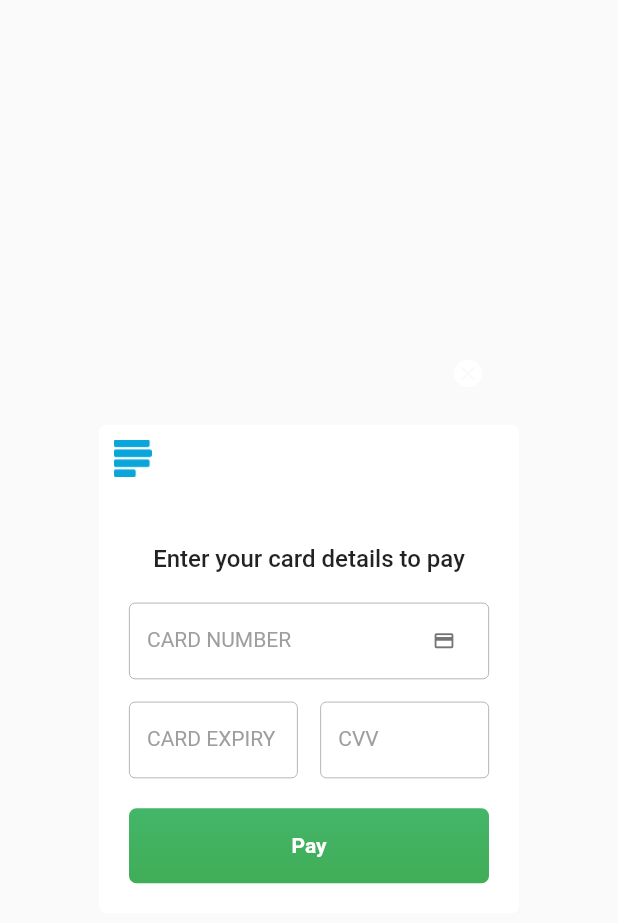
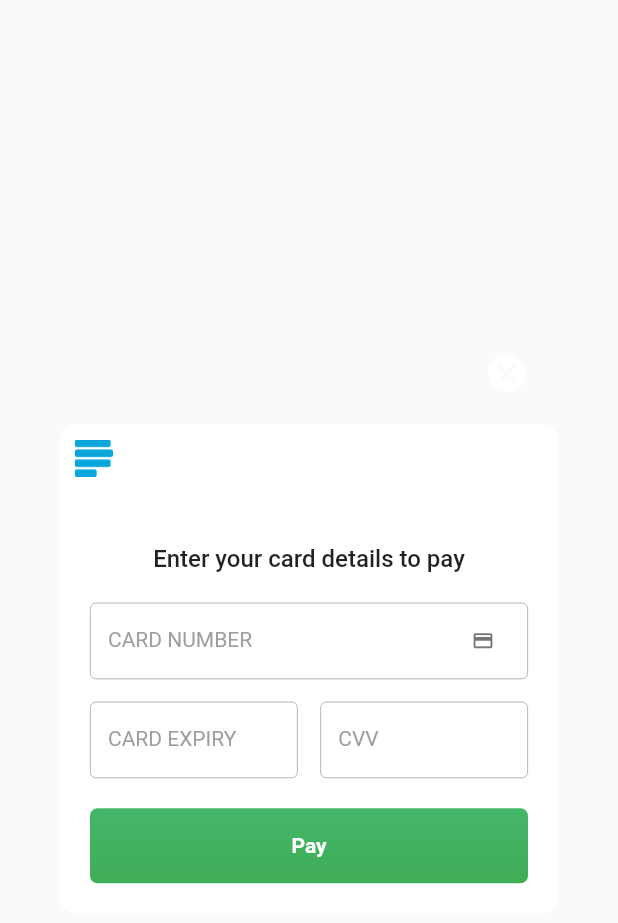
Before and after one commit to wilburx9/flutter_paystack, a Flutter app: the CheckoutWidget widget shown alone on an empty page, opened directly with empty values, on a phone screen of 412 x 824 dp. Shown: the top 923 px of the screen. Run offline on Flutter 3.47's test engine with Material 2 defaults, Android fonts, the phone set to English and light mode, and no system bars; accounts and stored records are empty; network calls fail; statements that could not run were skipped.

Commit message:
Increased width of checkout dialog

```diff
--- a/lib/src/common/paystack.dart
+++ b/lib/src/common/paystack.dart
@@ -3,16 +3,16 @@ import 'dart:async';
 import 'package:flutter/foundation.dart';
 import 'package:flutter/material.dart';
 import 'package:flutter/services.dart';
+import 'package:flutter_paystack/src/common/exceptions.dart';
 import 'package:flutter_paystack/src/common/my_strings.dart';
-import 'package:flutter_paystack/src/common/exceptions.dart';
-import 'package:flutter_paystack/src/model/checkout_response.dart';
+import 'package:flutter_paystack/src/common/platform_info.dart';
+import 'package:flutter_paystack/src/common/transaction.dart';
+import 'package:flutter_paystack/src/common/utils.dart';
 import 'package:flutter_paystack/src/model/card.dart';
 import 'package:flutter_paystack/src/model/charge.dart';
-import 'package:flutter_paystack/src/common/platform_info.dart';
-import 'package:flutter_paystack/src/common/transaction.dart';
+import 'package:flutter_paystack/src/model/checkout_response.dart';
 import 'package:flutter_paystack/src/transaction/mobile_transaction_manager.dart';
 import 'package:flutter_paystack/src/widgets/checkout/checkout_widget.dart';
-import 'package:flutter_paystack/src/common/utils.dart';
 
 class PaystackPlugin {
   static bool _sdkInitialized = false;
@@ -163,16 +163,18 @@ class PaystackPlugin {
     BuildContext context, {
     @required Charge charge,
     CheckoutMethod method = CheckoutMethod.selectable,
+    bool fullscreen = false,
   }) async {
     assert(context != null, 'context must not be null');
     assert(
         method != null,
         'method must not be null. You can pass CheckoutMethod.selectable if you want the user '
         'to select the checkout option');
+    assert(fullscreen != null, 'fillscreen must not be null');
 
     _performChecks(isSecret: true);
-    return Paystack.withSecretKey(secretKey)
-        .checkout(context, charge: charge, method: method);
+    return Paystack.withSecretKey(secretKey).checkout(context,
+        charge: charge, method: method, fullscreen: fullscreen);
   }
 }
 
@@ -223,6 +225,7 @@ class Paystack {
     BuildContext context, {
     @required Charge charge,
     @required CheckoutMethod method,
+    @required bool fullscreen,
   }) async {
     assert(() {
       Utils.validateChargeAndKeys(charge);
@@ -238,8 +241,11 @@ class Paystack {
     CheckoutResponse response = await showDialog(
         barrierDismissible: false,
         context: context,
-        builder: (BuildContext context) =>
-            new CheckoutWidget(method: method, charge: charge));
+        builder: (BuildContext context) => new CheckoutWidget(
+              method: method,
+              charge: charge,
+              fullscreen: fullscreen,
+            ));
     return response == null ? CheckoutResponse.defaults() : response;
   }
 }
--- a/lib/src/widgets/checkout/checkout_widget.dart
+++ b/lib/src/widgets/checkout/checkout_widget.dart
@@ -18,8 +18,12 @@ const kFullTabHeight = 74.0;
 class CheckoutWidget extends StatefulWidget {
   final CheckoutMethod method;
   final Charge charge;
+  final bool fullscreen;
 
-  CheckoutWidget({@required this.method, @required this.charge});
+  CheckoutWidget(
+      {@required this.method,
+      @required this.charge,
+      @required this.fullscreen});
 
   @override
   _CheckoutWidgetState createState() => _CheckoutWidgetState(charge);
@@ -74,6 +78,8 @@ class _CheckoutWidgetState extends BaseState<CheckoutWidget>
   Widget buildChild(BuildContext context) {
     return new CustomAlertDialog(
       key: _scaffoldKey,
+      expanded: true,
+      fullscreen: widget.fullscreen,
       titlePadding: EdgeInsets.all(0.0),
       onCancelPress: onCancelPress,
       title: _buildTitle(),
--- a/lib/src/widgets/custom_dialog.dart
+++ b/lib/src/widgets/custom_dialog.dart
@@ -1,3 +1,5 @@
+import 'dart:math' as math;
+
 import 'package:flutter/foundation.dart';
 import 'package:flutter/material.dart';
 
@@ -10,6 +12,8 @@ class CustomAlertDialog extends StatelessWidget {
     this.titlePadding,
     this.onCancelPress,
     this.contentPadding = const EdgeInsets.symmetric(vertical: 10.0),
+    this.expanded = false,
+    this.fullscreen = false,
     @required this.content,
   })  : assert(content != null),
         super(key: key);
@@ -19,6 +23,8 @@ class CustomAlertDialog extends StatelessWidget {
   final Widget content;
   final EdgeInsetsGeometry contentPadding;
   final VoidCallback onCancelPress;
+  final bool expanded;
+  final bool fullscreen;
 
   @override
   Widget build(BuildContext context) {
@@ -46,7 +52,7 @@ class CustomAlertDialog extends StatelessWidget {
 
     var body = new Material(
       type: MaterialType.card,
-      borderRadius: new BorderRadius.circular(5.0),
+      borderRadius: new BorderRadius.circular(10.0),
       color: Colors.white,
       child: new Column(
         mainAxisSize: MainAxisSize.min,
@@ -68,7 +74,7 @@ class CustomAlertDialog extends StatelessWidget {
                       highlightColor: Colors.white54,
                       splashColor: Colors.white54,
                       color: Colors.white,
-                      iconSize: 22.0,
+                      iconSize: 30.0,
                       padding: const EdgeInsets.all(3.0),
                       icon: const Icon(
                         Icons.cancel,
@@ -80,7 +86,8 @@ class CustomAlertDialog extends StatelessWidget {
             ),
     );
 
-    return new CustomDialog(child: dialogChild);
+    return new CustomDialog(
+        child: dialogChild, expanded: expanded, fullscreen: fullscreen);
   }
 }
 
@@ -89,7 +96,9 @@ class CustomAlertDialog extends StatelessWidget {
 class CustomDialog extends StatelessWidget {
   const CustomDialog({
     Key key,
-    this.child,
+    @required this.child,
+    @required this.expanded,
+    @required this.fullscreen,
     this.insetAnimationDuration = const Duration(milliseconds: 100),
     this.insetAnimationCurve = Curves.decelerate,
   }) : super(key: key);
@@ -97,12 +106,14 @@ class CustomDialog extends StatelessWidget {
   final Widget child;
   final Duration insetAnimationDuration;
   final Curve insetAnimationCurve;
+  final bool expanded;
+  final bool fullscreen;
 
   @override
   Widget build(BuildContext context) {
     return new AnimatedPadding(
       padding: MediaQuery.of(context).viewInsets +
-          const EdgeInsets.symmetric(horizontal: 40.0, vertical: 24.0),
+          const EdgeInsets.symmetric(horizontal: 30.0, vertical: 24.0),
       duration: insetAnimationDuration,
       curve: insetAnimationCurve,
       child: new MediaQuery.removeViewInsets(
@@ -113,7 +124,11 @@ class CustomDialog extends StatelessWidget {
         context: context,
         child: new Center(
           child: new ConstrainedBox(
-            constraints: const BoxConstraints(minWidth: 280.0),
+            constraints: new BoxConstraints(
+                minWidth: expanded
+                    ? math.min(
+                        (MediaQuery.of(context).size.width - 60.0), 332.0)
+                    : 280.0),
             child: new Material(
               elevation: 50.0,
               type: MaterialType.transparency,
```
